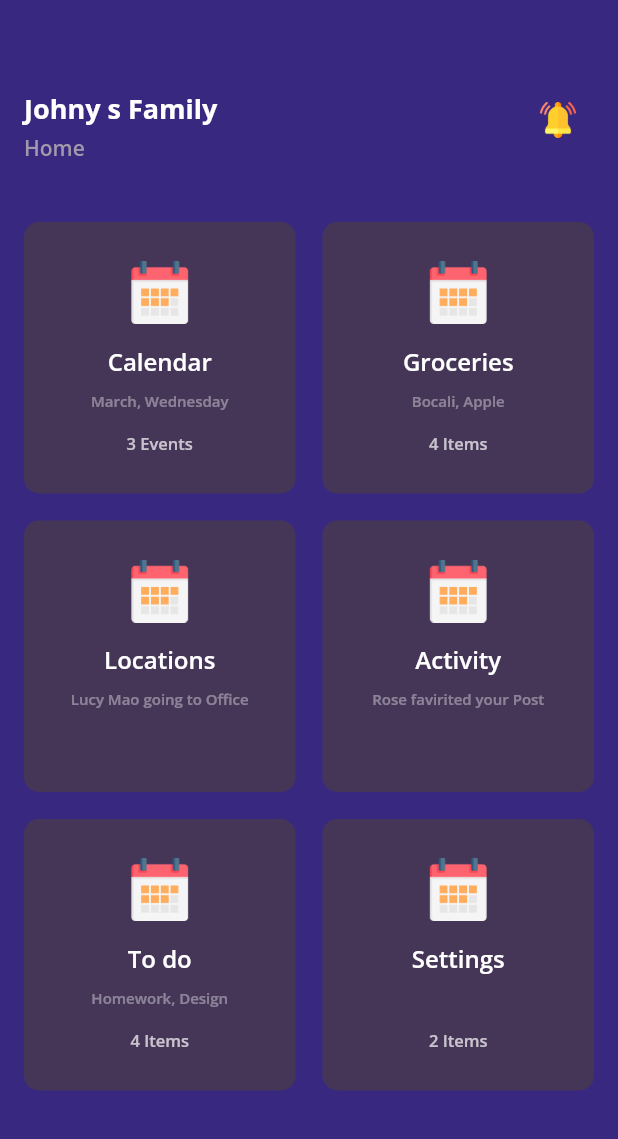
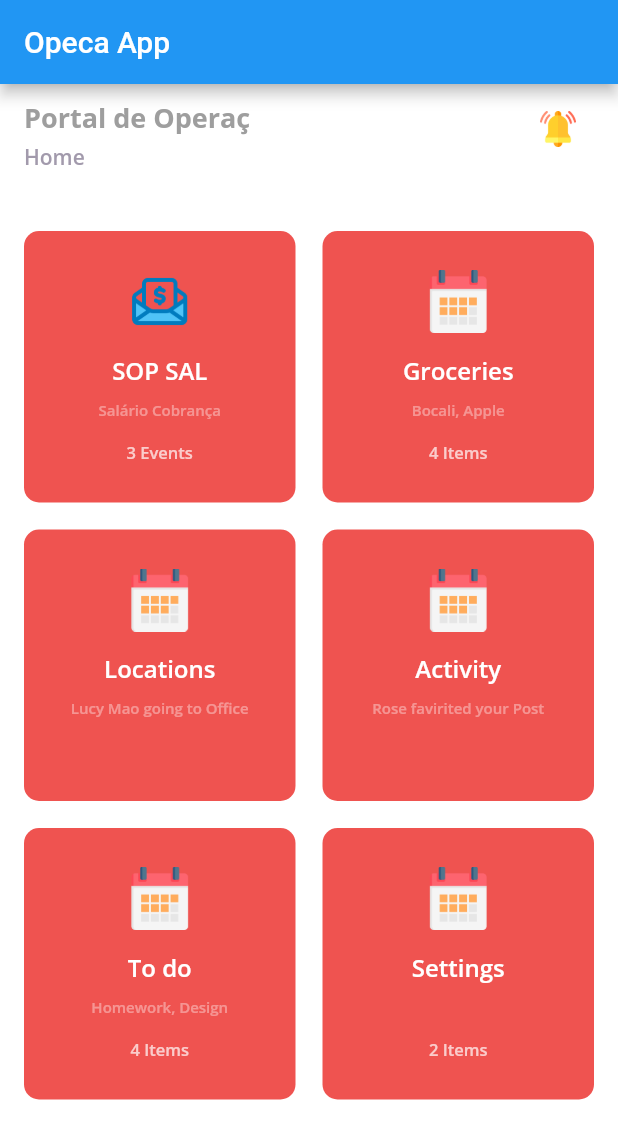
Before and after one commit to BetoHack64/opecaToBe, a Flutter app: the screen it shows after launch, on a phone screen of 412 x 824 dp. Shown: the top 1139 px of the screen. Run offline on Flutter 3.47's test engine with Material 2 defaults, Android fonts, the phone set to English and light mode, and no system bars; our stand-ins replace google_fonts.

```diff
--- a/lib/griddashboard.dart
+++ b/lib/griddashboard.dart
@@ -3,10 +3,10 @@ import 'package:google_fonts/google_fonts.dart';
 
 class GridDashboard extends StatelessWidget {
   Items item1 = new Items(
-      title: "Calendar",
-      subtitle: "March, Wednesday",
+      title: "SOP SAL",
+      subtitle: "Salário Cobrança",
       event: "3 Events",
-      img: "assets/images/calendar.png");
+      img: "assets/images/salary.png");
 
   Items item2 = new Items(
     title: "Groceries",
@@ -42,7 +42,7 @@ class GridDashboard extends StatelessWidget {
   @override
   Widget build(BuildContext context) {
     List<Items> myList = [item1, item2, item3, item4, item5, item6];
-    var color = 0xff453658;
+    var color = 0xffEf5350;
     return Flexible(
       child: GridView.count(
           childAspectRatio: 1.0,
--- a/lib/main.dart
+++ b/lib/main.dart
@@ -13,11 +13,14 @@ class HomeState extends State<Home> {
   @override
   Widget build(BuildContext context) {
     return Scaffold(
-      backgroundColor: Color(0xff392880),//
+      appBar: AppBar(
+        title: Text('Opeca App'),
+      ),
+      backgroundColor: Colors.white,//
       body: Column(
         children: <Widget>[
           SizedBox(
-            height: 60,
+            height: 10,
           ),
           Padding(
             padding: EdgeInsets.only(left: 16, right: 16),
@@ -28,10 +31,10 @@ class HomeState extends State<Home> {
                   crossAxisAlignment: CrossAxisAlignment.start,
                   children: <Widget>[
                     Text(
-                      "Johny s Family",
+                      "Portal de Operaç",
                       style: GoogleFonts.openSans(
                           textStyle: TextStyle(
-                              color: Colors.white,
+                              color: Colors.grey,
                               fontSize: 18,
                               fontWeight: FontWeight.bold)),
                     ),
```
Also changed, not shown: pubspec.yaml (+7 -0 lines), assets/images/basket.png (added), assets/images/budget.png (added), assets/images/donate.png (added), assets/images/salary.png (added), assets/images/sync.png (added).
